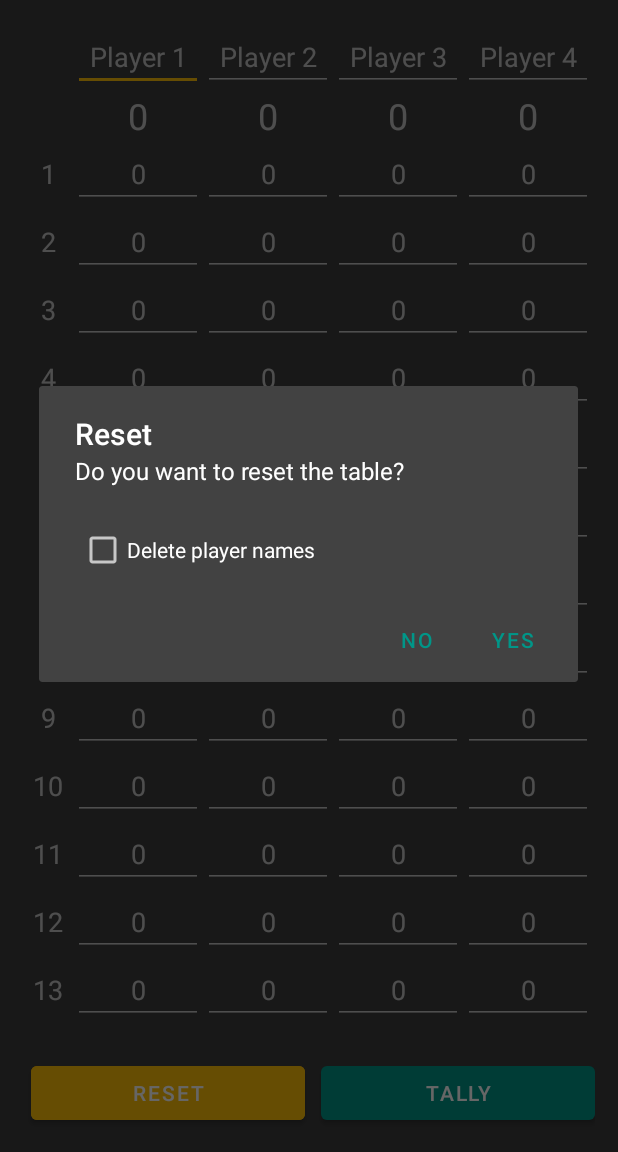
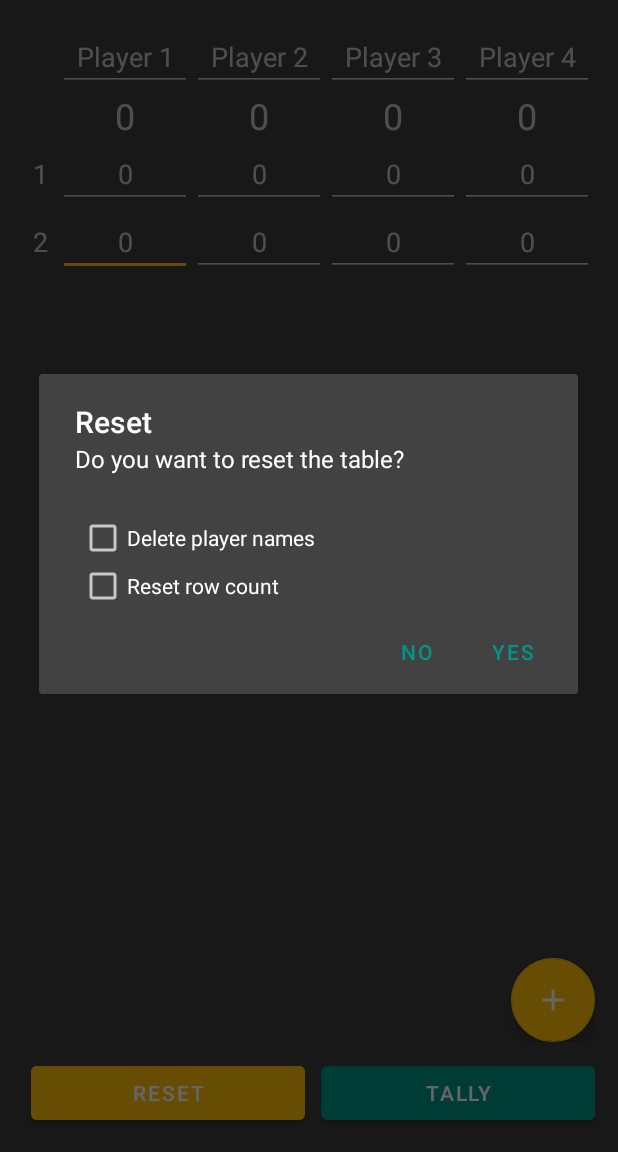
Before and after one commit to prat-man/Cards-Tally, an Android app: the screen it shows after launch (MainActivity), after a tap on "RESET", on a phone screen of 412 x 824 dp, the part 84-1236 px from its top. Run offline under Robolectric (Android 15) with nearby library versions, the phone set to English and light mode, and no system bars; 1 other tap on this screen came first.

Commit message:
Implemented add option and dynamic rows

```diff
--- a/app/src/main/java/in/pratanumandal/cardstally/Constants.java
+++ b/app/src/main/java/in/pratanumandal/cardstally/Constants.java
@@ -2,7 +2,7 @@ package in.pratanumandal.cardstally;
 
 public class Constants {
 
-    public static final int ROWS = 50;
+    public static final int DEFAULT_ROWS = 1;
     public static final int PLAYERS = 4;
 
 }
--- a/app/src/main/java/in/pratanumandal/cardstally/GameInfo.java
+++ b/app/src/main/java/in/pratanumandal/cardstally/GameInfo.java
@@ -1,8 +1,12 @@
 package in.pratanumandal.cardstally;
+
+import java.util.ArrayList;
+import java.util.List;
 
 public class GameInfo {
 
     public Player[] players = new Player[Constants.PLAYERS];
-    public int[][] cardData = new int[Constants.ROWS][Constants.PLAYERS];
+    public List<Integer[]> cardData = new ArrayList<>();
+    public int rowCount = 0;
 
 }
--- a/app/src/main/java/in/pratanumandal/cardstally/MainActivity.java
+++ b/app/src/main/java/in/pratanumandal/cardstally/MainActivity.java
@@ -1,7 +1,6 @@
 package in.pratanumandal.cardstally;
 
 import android.app.AlertDialog;
-import android.app.ProgressDialog;
 import android.content.Intent;
 import android.content.pm.PackageInfo;
 import android.content.pm.PackageManager;
@@ -23,9 +22,9 @@ import android.view.MenuItem;
 import android.view.View;
 import android.widget.Button;
 import android.widget.CheckBox;
-import android.widget.CompoundButton;
 import android.widget.EditText;
 import android.widget.LinearLayout;
+import android.widget.ScrollView;
 import android.widget.Space;
 import android.widget.TableLayout;
 import android.widget.TableRow;
@@ -36,12 +35,18 @@ import androidx.appcompat.app.ActionBar;
 import androidx.appcompat.app.AppCompatActivity;
 import androidx.appcompat.app.AppCompatDelegate;
 
+import com.google.android.material.floatingactionbutton.FloatingActionButton;
 import com.google.gson.Gson;
+
+import java.util.ArrayList;
+import java.util.List;
 
 public class MainActivity extends AppCompatActivity {
 
     public GameInfo gameInfo;
-    public EditText[][] editData = new EditText[Constants.ROWS][Constants.PLAYERS];
+    public List<EditText[]> editData = new ArrayList<>();
+    public List<TextView> rowNoData = new ArrayList<>();
+    public int rowCount = 0;
 
     @Override
     protected void onCreate(Bundle savedInstanceState) {
@@ -59,8 +64,9 @@ public class MainActivity extends AppCompatActivity {
         initializePlayers();
         initializeTally();
         initializeReset();
+        initializeAdd();
 
-        fillTable(Constants.ROWS);
+        fillTable();
     }
 
     @Override
@@ -120,12 +126,14 @@ public class MainActivity extends AppCompatActivity {
     public void initializePlayers() {
         for (int i = 0; i < Constants.PLAYERS; i++) {
             EditText name = getNameField(i);
+            TextView score = getScoreField(i);
 
             if (gameInfo.players[i] == null) {
                 gameInfo.players[i] = new Player("Player " + (i + 1), 0);
             }
             else {
                 name.setText(gameInfo.players[i].name);
+                score.setText(String.valueOf(gameInfo.players[i].cards));
             }
 
             Player player = gameInfo.players[i];
@@ -156,12 +164,31 @@ public class MainActivity extends AppCompatActivity {
         }
     }
 
-    private void fillTable(int rows) {
+    private void fillTable() {
+        int maxRows = Math.max(Constants.DEFAULT_ROWS, gameInfo.rowCount);
+        for (int i = 0; i < maxRows; i++) {
+            addRow();
+        }
+        adjustHeaderSpace();
+    }
+
+    private void addRow() {
         TableLayout tableLayout = findViewById(R.id.scoreTable);
 
-        tableLayout.removeAllViews();
+        int i = this.rowCount;
 
-        for (int i = 0; i < rows; i++) {
+        if (gameInfo.cardData.size() == i) {
+            gameInfo.cardData.add(new Integer[Constants.PLAYERS]);
+            for (int j = 0; j < Constants.PLAYERS; j++) {
+                gameInfo.cardData.get(i)[j] = 0;
+            }
+        }
+
+        if (editData.size() == i) {
+            editData.add(new EditText[Constants.PLAYERS]);
+            rowNoData.add(null);
+        }
+
         TableRow row = new TableRow(this);
 
         TextView rowNo = new TextView(this);
@@ -171,25 +198,21 @@ public class MainActivity extends AppCompatActivity {
         rowNo.setTextAlignment(View.TEXT_ALIGNMENT_CENTER);
         row.addView(rowNo);
 
-            if (i == rows - 1) {
-                Space headerSpace = findViewById(R.id.headerSpace);
-                rowNo.measure(0, 0);
-                headerSpace.setMinimumWidth(rowNo.getMeasuredWidth());
-            }
+        rowNoData.set(i, rowNo);
 
         for (int j = 0; j < Constants.PLAYERS; j++) {
-                EditText edit = editData[i][j] = new EditText(this);
+            EditText edit = editData.get(i)[j] = new EditText(this);
             edit.setInputType(InputType.TYPE_CLASS_NUMBER);
             edit.setLayoutParams(new TableRow.LayoutParams(TableRow.LayoutParams.WRAP_CONTENT, TableRow.LayoutParams.WRAP_CONTENT));
             edit.setTextAlignment(View.TEXT_ALIGNMENT_CENTER);
             edit.setHint("0");
             row.addView(edit);
 
-                if (gameInfo.cardData[i][j] != 0) {
-                    edit.setText(String.valueOf(gameInfo.cardData[i][j]));
+            if (gameInfo.cardData.get(i)[j] != 0) {
+                edit.setText(String.valueOf(gameInfo.cardData.get(i)[j]));
             }
 
-                if (i == rows - 1) {
+            if (i == 0) {
                 TextView score = getScoreField(j);
                 score.addTextChangedListener(new TextWatcher() {
                     @Override
@@ -229,12 +252,12 @@ public class MainActivity extends AppCompatActivity {
                     int value = 0;
                     if (s.length() != 0) value = Integer.valueOf(s.toString());
 
-                        int total = player.cards - gameInfo.cardData[finalI][finalJ] + value;
+                    int total = player.cards - gameInfo.cardData.get(finalI)[finalJ] + value;
                     score.setText(String.valueOf(total));
 
                     player.cards = total;
 
-                        gameInfo.cardData[finalI][finalJ] = value;
+                    gameInfo.cardData.get(finalI)[finalJ] = value;
 
                     Persistence.saveGame(getApplicationContext(), gameInfo);
                 }
@@ -242,7 +265,8 @@ public class MainActivity extends AppCompatActivity {
         }
 
         tableLayout.addView(row);
-        }
+
+        this.rowCount++;
     }
 
     public void initializeReset() {
@@ -251,36 +275,87 @@ public class MainActivity extends AppCompatActivity {
             AlertDialog.Builder alertDialogBuilder = new AlertDialog.Builder(this);
 
             LinearLayout checkBoxWrapper = new LinearLayout(this);
+            checkBoxWrapper.setOrientation(LinearLayout.VERTICAL);
             checkBoxWrapper.setPadding(40, 0, 40, 0);
 
-            CheckBox checkBox = new CheckBox(this);
-            checkBox.setChecked(Persistence.getDeleteNames(getApplicationContext()));
-            checkBox.setOnCheckedChangeListener((buttonView, isChecked) -> {
+            CheckBox checkBox1 = new CheckBox(this);
+            checkBox1.setChecked(Persistence.getDeleteNames(getApplicationContext()));
+            checkBox1.setOnCheckedChangeListener((buttonView, isChecked) -> {
                 Persistence.setDeleteNames(getApplicationContext(), isChecked);
             });
-            checkBox.setText("Delete player names");
-            checkBoxWrapper.addView(checkBox);
+            checkBox1.setText("Delete player names");
+            checkBoxWrapper.addView(checkBox1);
+
+            CheckBox checkBox2 = new CheckBox(this);
+            checkBox2.setChecked(Persistence.getResetRowCount(getApplicationContext()));
+            checkBox2.setOnCheckedChangeListener((buttonView, isChecked) -> {
+                Persistence.setResetRowCount(getApplicationContext(), isChecked);
+            });
+            checkBox2.setText("Reset row count");
+            checkBoxWrapper.addView(checkBox2);
 
             alertDialogBuilder.setMessage("Do you want to reset the table?");
             alertDialogBuilder.setView(checkBoxWrapper);
             alertDialogBuilder.setTitle("Reset");
             alertDialogBuilder.setPositiveButton("Yes", (dialog, id) -> {
-                for (int i = 0; i < Constants.ROWS; i++) {
-                    for (int j = 0; j < Constants.PLAYERS; j++) {
-                        editData[i][j].setText("");
-                    }
-                }
-
                 if (Persistence.getDeleteNames(getApplicationContext())) {
                     for (int i = 0; i < Constants.PLAYERS; i++) {
                         EditText name = getNameField(i);
                         name.setText("");
                     }
                 }
+
+                for (int i = 0; i < rowCount; i++) {
+                    for (int j = 0; j < Constants.PLAYERS; j++) {
+                        editData.get(i)[j].setText("");
+                    }
+                }
+
+                if (Persistence.getResetRowCount(getApplicationContext())) {
+                    TableLayout tableLayout = findViewById(R.id.scoreTable);
+                    for (int i = rowCount - 1; i >= Constants.DEFAULT_ROWS; i--) {
+                        gameInfo.cardData.remove(i);
+
+                        tableLayout.removeView((TableRow) rowNoData.get(i).getParent());
+                        rowNoData.remove(i);
+                        editData.remove(i);
+                    }
+
+                    rowCount = Constants.DEFAULT_ROWS;
+                    gameInfo.rowCount = Constants.DEFAULT_ROWS;
+
+                    adjustHeaderSpace();
+
+                    Persistence.saveGame(getApplicationContext(), gameInfo);
+                }
+
+                /*for (int i = 0; i < Constants.PLAYERS; i++) {
+                    gameInfo.players[i].cards = 0;
+
+                    TextView score = getNameField(i);
+                    score.setText("0");
+                }
+
+                Persistence.saveGame(getApplicationContext(), gameInfo);*/
             });
             alertDialogBuilder.setNegativeButton("No", (dialog, id) -> {});
             AlertDialog alertDialog = alertDialogBuilder.create();
             alertDialog.show();
+        });
+    }
+
+    public void initializeAdd() {
+        FloatingActionButton button = findViewById(R.id.addButton);
+        button.setOnClickListener(view -> {
+            addRow();
+            adjustHeaderSpace();
+
+            gameInfo.rowCount++;
+            Persistence.saveGame(getApplicationContext(), gameInfo);
+
+            ScrollView tableVScroll = findViewById(R.id.tableVScroll);
+            tableVScroll.fullScroll(View.FOCUS_DOWN);
+            editData.get(rowCount - 1)[0].requestFocus();
         });
     }
 
@@ -292,6 +367,13 @@ public class MainActivity extends AppCompatActivity {
             intent.putExtra("PLAYERS", playersString);
             startActivity(intent);
         });
+    }
+
+    public void adjustHeaderSpace() {
+        Space headerSpace = findViewById(R.id.headerSpace);
+        TextView rowNo = rowNoData.get(rowCount - 1);
+        rowNo.measure(0, 0);
+        headerSpace.setMinimumWidth(rowNo.getMeasuredWidth());
     }
 
     public EditText getNameField(int playerNo) {
--- a/app/src/main/java/in/pratanumandal/cardstally/Persistence.java
+++ b/app/src/main/java/in/pratanumandal/cardstally/Persistence.java
@@ -39,4 +39,18 @@ public class Persistence {
         editor.apply();
     }
 
+    public static Boolean getResetRowCount(Context context) {
+        SharedPreferences settings = context.getSharedPreferences("SETTINGS", 0);
+        return settings.getBoolean("resetRowCount", false);
+    }
+
+    public static void setResetRowCount(Context context, Boolean resetRowCount) {
+        SharedPreferences settings = context.getSharedPreferences("SETTINGS", 0);
+        SharedPreferences.Editor editor = settings.edit();
+
+        editor.putBoolean("resetRowCount", resetRowCount);
+
+        editor.apply();
+    }
+
 }
--- /dev/null
+++ b/app/src/main/res/drawable/ic_baseline_add_24.xml
@@ -0,0 +1,5 @@
+<vector android:height="24dp" android:tint="#FFFFFF"
+    android:viewportHeight="24" android:viewportWidth="24"
+    android:width="24dp" xmlns:android="http://schemas.android.com/apk/res/android">
+    <path android:fillColor="@android:color/white" android:pathData="M19,13h-6v6h-2v-6H5v-2h6V5h2v6h6v2z"/>
+</vector>
--- a/app/src/main/res/layout/activity_main.xml
+++ b/app/src/main/res/layout/activity_main.xml
@@ -104,17 +104,36 @@
 
     </TableLayout>
 
-    <ScrollView
+    <RelativeLayout
         android:layout_width="match_parent"
-        android:layout_height="0dp"
+        android:layout_height="match_parent"
         android:layout_weight="1">
 
-        <TableLayout
-            android:id="@+id/scoreTable"
+        <ScrollView
+            android:id="@+id/tableVScroll"
+            android:layout_width="match_parent"
+            android:layout_height="match_parent"
+            android:layout_weight="1">
+
+            <TableLayout
+                android:id="@+id/scoreTable"
+                android:layout_width="match_parent"
+                android:layout_height="wrap_content"
+                android:paddingBottom="65dp"
+                android:stretchColumns="1,2,3,4" />
+        </ScrollView>
+
+        <com.google.android.material.floatingactionbutton.FloatingActionButton
+            android:id="@+id/addButton"
             android:layout_width="match_parent"
             android:layout_height="wrap_content"
-            android:stretchColumns="1,2,3,4" />
-    </ScrollView>
+            android:layout_alignParentRight="true"
+            android:layout_alignParentBottom="true"
+            android:clickable="true"
+            android:contentDescription="Add"
+            app:srcCompat="@drawable/ic_baseline_add_24" />
+
+    </RelativeLayout>
 
     <LinearLayout
         android:layout_width="match_parent"
```
Lines whose indentation alone changed are shown as unchanged.
